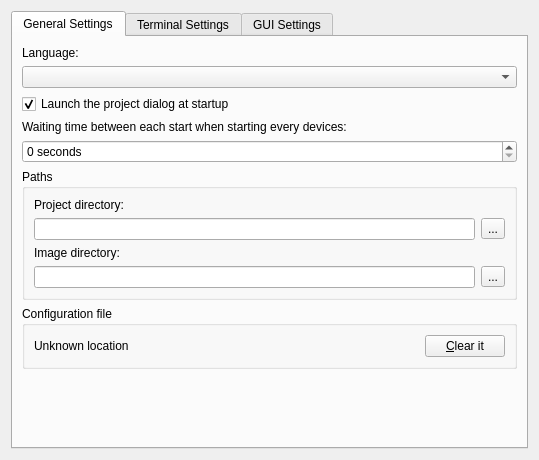
GNS3/gns3-legacy, file src/GNS3/Ui/ConfigurationPages/Form_PreferencesGeneral.ui: the form before one commit.
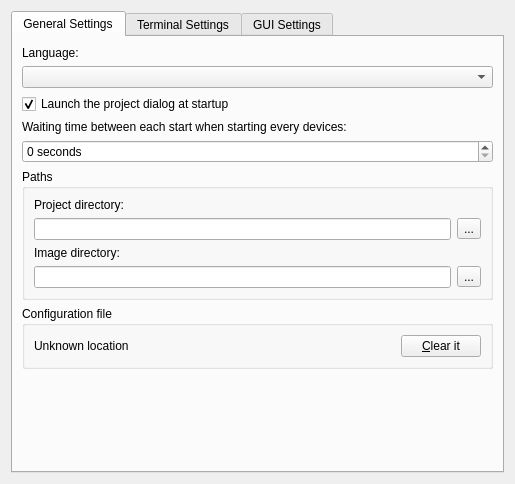
The form after the commit.

The edit to the form file:
```diff
--- a/src/GNS3/Ui/ConfigurationPages/Form_PreferencesGeneral.ui
+++ b/src/GNS3/Ui/ConfigurationPages/Form_PreferencesGeneral.ui
@@ -6,8 +6,8 @@
    <rect>
     <x>0</x>
     <y>0</y>
-    <width>539</width>
-    <height>460</height>
+    <width>478</width>
+    <height>484</height>
    </rect>
   </property>
   <property name="windowTitle">
@@ -34,7 +34,7 @@
          </property>
         </widget>
        </item>
-       <item row="1" column="0" colspan="2">
+       <item row="1" column="0">
         <widget class="QComboBox" name="langsBox">
          <property name="enabled">
           <bool>true</bool>
@@ -47,7 +47,7 @@
          </property>
         </widget>
        </item>
-       <item row="2" column="0" colspan="2">
+       <item row="2" column="0">
         <widget class="QCheckBox" name="checkBoxProjectDialog">
          <property name="text">
           <string>Launch the project dialog at startup</string>
@@ -64,7 +64,17 @@
          </property>
         </widget>
        </item>
-       <item row="5" column="0" colspan="2">
+       <item row="4" column="0">
+        <widget class="QSpinBox" name="slowStartAll">
+         <property name="suffix">
+          <string> seconds</string>
+         </property>
+         <property name="maximum">
+          <number>10000</number>
+         </property>
+        </widget>
+       </item>
+       <item row="5" column="0">
         <widget class="QGroupBox" name="groupBox_2">
          <property name="title">
           <string>Paths</string>
@@ -113,7 +123,7 @@
          </layout>
         </widget>
        </item>
-       <item row="6" column="0" colspan="2">
+       <item row="6" column="0">
         <widget class="QGroupBox" name="groupBox_3">
          <property name="title">
           <string>Configuration file</string>
@@ -149,7 +159,7 @@
          </layout>
         </widget>
        </item>
-       <item row="7" column="0" colspan="2">
+       <item row="7" column="0">
         <spacer>
          <property name="orientation">
           <enum>Qt::Vertical</enum>
@@ -162,16 +172,6 @@
          </property>
         </spacer>
        </item>
-       <item row="4" column="0" colspan="2">
-        <widget class="QSpinBox" name="slowStartAll">
-         <property name="suffix">
-          <string> seconds</string>
-         </property>
-         <property name="maximum">
-          <number>10000</number>
-         </property>
-        </widget>
-       </item>
       </layout>
      </widget>
      <widget class="QWidget" name="tab_3">
```
Left out of the diff: 38 changed lines with no effect on the pictures.
